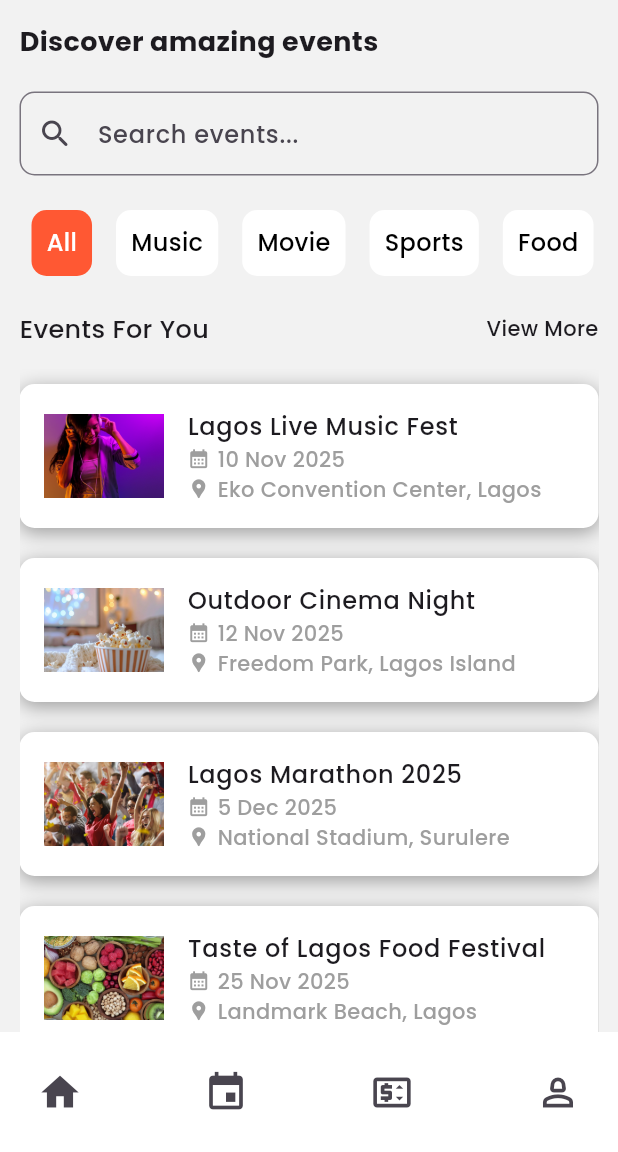
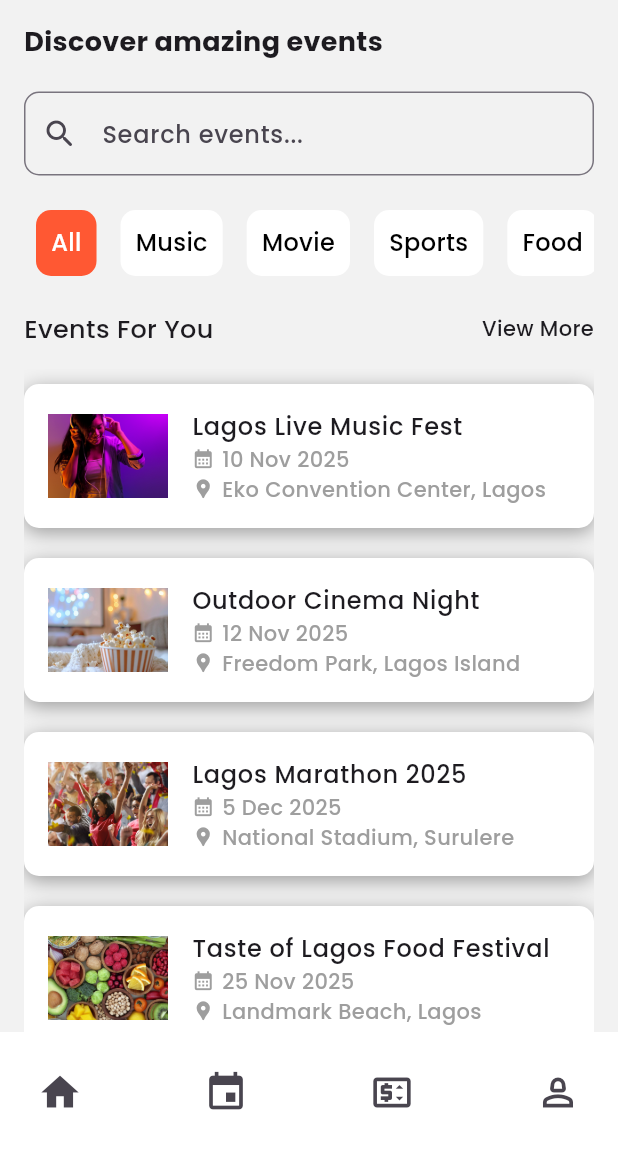
Before and after one commit to Joyy-dev/eventparty, a Flutter app: the EventDrawer widget shown alone on an empty page, opened directly, after a tap on "All Events", on a phone screen of 412 x 824 dp, the part 84-1236 px from its top. Run offline on Flutter 3.47's test engine with Material 3 defaults, Android fonts, the light colour scheme and no system bars.

Commit message:
responsiveness

```diff
--- a/lib/main.dart
+++ b/lib/main.dart
@@ -27,7 +27,6 @@ class MyApp extends StatelessWidget {
           }
         )
       ],
-
         child: MaterialApp(
           title: 'Event Party App',
           theme: ThemeData(
--- a/lib/screens/home_screens.dart
+++ b/lib/screens/home_screens.dart
@@ -10,6 +10,9 @@ class HomeScreens extends StatelessWidget {
 
   @override
   Widget build(BuildContext context) {
+    final size = MediaQuery.sizeOf(context);
+    final horizontalPadding = size.width > 1000 ? size.width * 0.1 : 16.0;
+
     return Scaffold(
       appBar: AppBar(
         centerTitle: true,
@@ -25,9 +28,10 @@ class HomeScreens extends StatelessWidget {
       bottomNavigationBar: EventBotton(),
       drawer: EventDrawer(),
 
-      body: SingleChildScrollView(
+      body: SafeArea(
+        child: SingleChildScrollView(
           child: Container(
-          padding: EdgeInsets.symmetric(vertical: 15, horizontal: 13),
+            padding: EdgeInsets.symmetric(vertical: 15, horizontal: horizontalPadding),
             child: Column(
               crossAxisAlignment: CrossAxisAlignment.start,
               children: [
@@ -63,6 +67,7 @@ class HomeScreens extends StatelessWidget {
             ),
           ),
         ),
+      ),
     );
   }
 }
--- a/lib/widget/event_drawer.dart
+++ b/lib/widget/event_drawer.dart
@@ -55,21 +55,6 @@ class EventDrawer extends StatelessWidget {
                     )
                   );
                 },
-                leading: Icon(Icons.home),
-                title: Text(
-                  'Home'
-                ),
-              ),
-              ListTile(
-                onTap: () {
-                  Navigator.of(
-                    context
-                  ).pushReplacement(
-                    MaterialPageRoute(
-                      builder: (context) => HomeScreens()
-                    )
-                  );
-                },
                 leading: Icon(Icons.event_outlined),
                 title: Text(
                   'All Events'
@@ -87,6 +72,12 @@ class EventDrawer extends StatelessWidget {
                 leading: Icon(Icons.party_mode_outlined),
                 title: Text(
                   'All Party'
+                ),
+              ),
+              ListTile(
+                leading: Icon(Icons.favorite_border_outlined),
+                title: Text(
+                  'Favorite Event'
                 ),
               ),
               Divider(),
--- a/lib/widget/event_list.dart
+++ b/lib/widget/event_list.dart
@@ -21,7 +21,7 @@ class EventList extends StatelessWidget {
       ),
     ))
     : SizedBox(
-      height: 500,
+      height: 600,
       child: ListView.builder(
         itemCount: event.length,
         itemBuilder: (context, index) {
--- a/lib/widget/popular_event.dart
+++ b/lib/widget/popular_event.dart
@@ -20,7 +20,7 @@ class PopularEvent extends StatelessWidget {
           final popularList = popularEvent[index];
           return SizedBox(
             width: double.infinity,
-            height: 115,
+            height: 140,
             child: Row(
               mainAxisAlignment: MainAxisAlignment.spaceBetween,
               crossAxisAlignment: CrossAxisAlignment.center,
@@ -29,7 +29,7 @@ class PopularEvent extends StatelessWidget {
                   child: Row(
                     children: [
                       Container(
-                        height: 95,
+                        height: 100,
                         width: 100,
                         decoration: BoxDecoration(
                           borderRadius: BorderRadius.circular(10),
@@ -38,6 +38,7 @@ class PopularEvent extends StatelessWidget {
                           )
                         ),
                       ),
+                      SizedBox(width: 9,),
                       Flexible(
                         child: Column(
                           crossAxisAlignment: CrossAxisAlignment.start,
```
Also changed, not shown: lib/screens/event_detail_screens.dart (+8 -2 lines), lib/screens/event_screens.dart (+6 -2 lines), lib/screens/favorite_screens.dart (+9 -2 lines), lib/screens/single_event_screens.dart (+6 -2 lines), lib/widget/event_carousel.dart (+29 -18 lines). Lines whose indentation alone changed are shown as unchanged.
